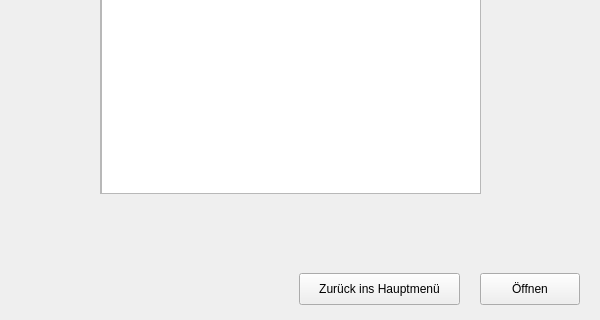
Above: shownote.ui from as070700/Noteapp before the change; both pictures show x 0 to 600 and y 147 to 467 of the 600 by 467 pixel window. Below: the same form after it.
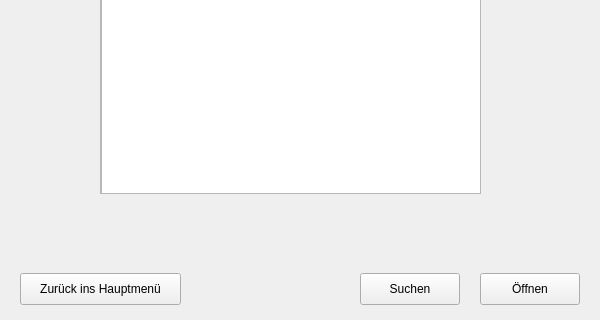
That is the form after the change.

```diff
--- a/shownote.ui
+++ b/shownote.ui
@@ -81,7 +81,7 @@
   <widget class="QPushButton" name="backButton_shownote">
    <property name="geometry">
     <rect>
-     <x>299</x>
+     <x>20</x>
      <y>420</y>
      <width>161</width>
      <height>32</height>
@@ -91,6 +91,19 @@
     <string>Zurück ins Hauptmenü</string>
    </property>
   </widget>
+  <widget class="QPushButton" name="searchButton_shownote">
+   <property name="geometry">
+    <rect>
+     <x>360</x>
+     <y>420</y>
+     <width>100</width>
+     <height>32</height>
+    </rect>
+   </property>
+   <property name="text">
+    <string>Suchen</string>
+   </property>
+  </widget>
  </widget>
  <resources/>
  <connections/>
```
